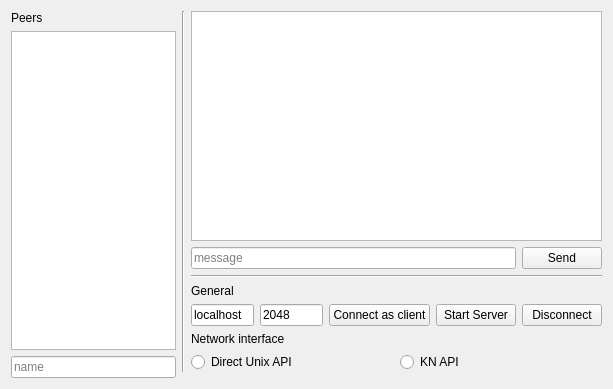
enra64/KommunikationUndNetze, file ChatClient/chatwindow.ui: the form before one commit.
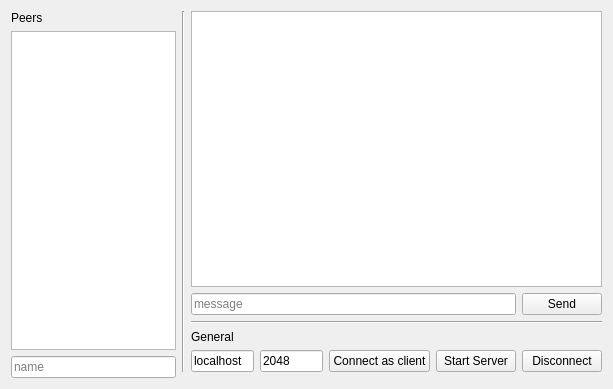
The form after the commit.

Diff of the .ui file:
```diff
--- a/ChatClient/chatwindow.ui
+++ b/ChatClient/chatwindow.ui
@@ -16,7 +16,7 @@
   <widget class="QWidget" name="centralWidget">
    <layout class="QGridLayout" name="gridLayout">
     <item row="0" column="3">
-     <layout class="QVBoxLayout" name="rightPane" stretch="0,0,0,0,0,0,0">
+     <layout class="QVBoxLayout" name="rightPane" stretch="0,0,0,0,0">
       <item>
        <widget class="QTextBrowser" name="chatHistory"/>
       </item>
@@ -100,31 +100,6 @@
         </item>
        </layout>
       </item>
-      <item>
-       <widget class="QLabel" name="networkRadioLabel">
-        <property name="text">
-         <string>Network interface</string>
-        </property>
-       </widget>
-      </item>
-      <item>
-       <layout class="QHBoxLayout" name="networkRadioLayout">
-        <item>
-         <widget class="QRadioButton" name="unixApiRadio">
-          <property name="text">
-           <string>Direct Unix API</string>
-          </property>
-         </widget>
-        </item>
-        <item>
-         <widget class="QRadioButton" name="knApiRadio">
-          <property name="text">
-           <string>KN API</string>
-          </property>
-         </widget>
-        </item>
-       </layout>
-      </item>
      </layout>
     </item>
     <item row="0" column="0" rowspan="2">
```
